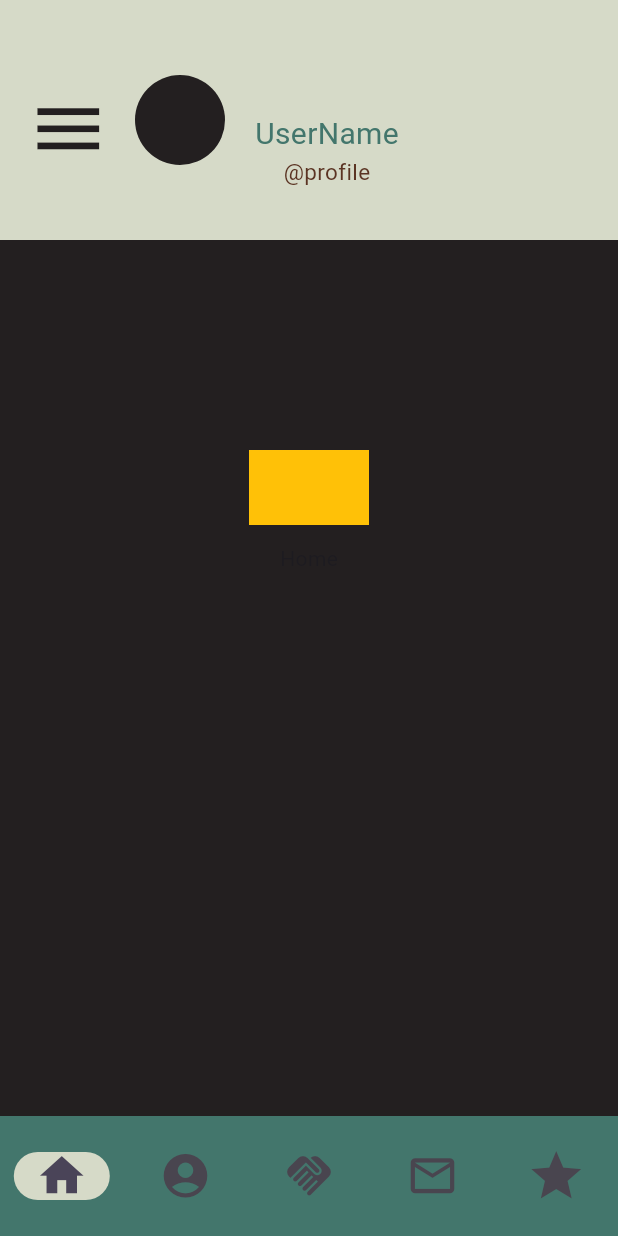
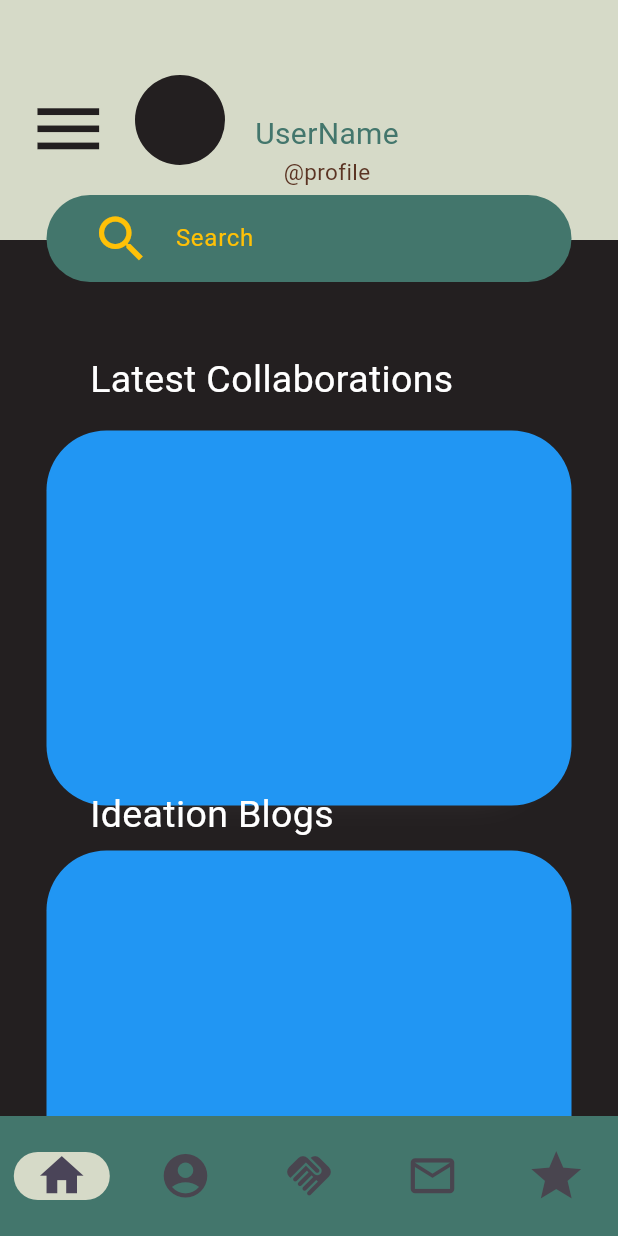
Before and after one commit to ARTISTART367/Collaborations, a Flutter app: the MyRegister screen opened by its route, after a tap on the "arrow forward" icon, on a phone screen of 412 x 824 dp. Run offline on Flutter 3.47's test engine with Material 3 defaults, Android fonts, the phone set to English and light mode, and no system bars.

Commit message:
have updated home page need to do scrolable widgets in it

```diff
--- /dev/null
+++ b/lib/components/ContentCard.dart
@@ -0,0 +1,35 @@
+import 'package:flutter/material.dart';
+
+class ContentCard extends StatelessWidget {
+  get kShadowColor => null;
+
+  @override
+  Widget build(BuildContext context) {
+    double screenWidth = MediaQuery.of(context).size.width;
+
+    return Center(child:Container(
+      margin: EdgeInsets.only(),
+        decoration: BoxDecoration(
+          borderRadius: BorderRadius.circular(40),
+        color: Colors.blue,
+        boxShadow: [
+              BoxShadow(
+                offset: Offset(0, 17),
+                blurRadius: 17,
+                spreadRadius: -23,
+                color: Colors.white10,
+
+
+                ),
+              ],
+            ),
+          height: 250,
+          width: 350,
+          child: Scaffold(
+            backgroundColor: Colors.transparent,
+
+          ),
+
+    ),);
+  }
+}
--- a/lib/components/bottom_nav_bar.dart
+++ b/lib/components/bottom_nav_bar.dart
@@ -26,7 +26,7 @@ class _nav extends State<Bottom_nav> {
               switch(index){
                 case 0: Navigator.pushNamed(context, 'home');
                 break;
-                case 1: Navigator.pushNamed(context, 'home');
+                case 1: Navigator.pushNamed(context, 'profile');
                 break;
                 case 2: Navigator.pushNamed(context, 'home');
                 break;
@@ -63,7 +63,7 @@ class _nav extends State<Bottom_nav> {
                 icon: Icon(Icons.star_purple500_outlined,size:40,), label: 'Ranking'),
           ],
         ),
-        body: const Center(child: Text('Home')),
+        body: const Center(child: Text('')),
       ),
     );
   }
--- a/lib/main.dart
+++ b/lib/main.dart
@@ -1,8 +1,10 @@
 import 'package:flutter/material.dart';
+import 'package:gdsc_sol_challenge_00/pages/profile.dart';
 import 'pages/login.dart';
 import 'pages/register.dart';
 import 'pages/Home.dart';
 import 'pages/Ranking.dart';
+import 'pages/profile.dart';
 
 void main() {
   runApp(MaterialApp(
@@ -13,6 +15,7 @@ void main() {
       'login': (context) => MyLogin(),
       'home':(context)=> HomeScreen(),
       'ranking':(context)=>MyRank(),
+      'profile':(context)=>Profile(),
     },
   ));
 }
--- a/lib/pages/Home.dart
+++ b/lib/pages/Home.dart
@@ -3,11 +3,16 @@ import 'package:flutter/material.dart';
 import '../components/bottom_nav_bar.dart' as bottomNav;
 import '../widgets/search_bar.dart' as search;
 import '../components/user_top.dart'as topProfile;
+import '../components/ContentCard.dart'as cc;
+
+
 
 class HomeScreen extends StatelessWidget {
+
   @override
   Widget build(BuildContext context) {
     double screenWidth = MediaQuery.of(context).size.width;
+
     return Container(
       child: Scaffold(
         backgroundColor: const Color(0xff231F20),
@@ -17,21 +22,37 @@ class HomeScreen extends StatelessWidget {
             children: [
               topProfile.User_top(),
               Container(
-                child: Column(
+                child: const Column(
                   children: [
                     Padding(
-                        padding: EdgeInsets.only(top: 300),
+                        padding: EdgeInsets.only(top: 100),
                       child: Center(
-                          child:Container(
-                            color: Colors.amber,
-                            height: 50,
-                            width: 80,
+                            child:Center(child: search.SearchBar(),
+                            ),
 
-                        ))),
+                        )),
                   ],
                 ),
               ),
-              bottomNav.Bottom_nav(),
+              cc.ContentCard(),
+              Container(
+                margin: EdgeInsets.only(left: 60,top:235),
+                child: const Text('Latest Collaborations',
+                    style: TextStyle(color: Colors.white,
+                    fontSize: 25,
+                   ), ),),
+              Container(
+                margin: EdgeInsets.only(left: 60,top:525),
+                child: const Text('Ideation Blogs',
+                  style: TextStyle(color: Colors.white,
+                    fontSize: 25,
+                  ), ),),
+
+                Container(
+                  margin:  EdgeInsets.only(top:560),
+                  child:cc.ContentCard(),),
+
+                bottomNav.Bottom_nav(),
 
             ],
           ),
--- /dev/null
+++ b/lib/pages/profile.dart
@@ -0,0 +1,36 @@
+import 'package:flutter/cupertino.dart';
+import 'package:flutter/material.dart';
+import 'package:flutter/widgets.dart';
+import '../components/user_top.dart'as topProfile;
+import '../components/bottom_nav_bar.dart' as bottomNav;
+class Profile extends StatelessWidget {
+
+  @override
+  Widget build(BuildContext context) {
+    double screenWidth = MediaQuery.of(context).size.width;
+
+    return Container(
+        child: Scaffold(
+        backgroundColor: const Color(0xff231F20),
+        body: Scaffold(
+        backgroundColor: Colors.transparent,
+        body: Stack(
+        children: [
+          Container(
+            child:Column(
+              children:[
+                topProfile.User_top(),
+                Row(children: [
+                  Text('Ranking')
+                ],)
+            ],
+            ),
+          ),
+          bottomNav.Bottom_nav(),
+        ],
+        ),
+        ),
+        ),
+    );
+  }
+}
--- a/lib/pages/register.dart
+++ b/lib/pages/register.dart
@@ -43,7 +43,7 @@ class _MyRegisterState extends State<MyRegister> {
                         children: [
                           Row(
                             children: [
-                              Icon(
+                              const Icon(
                                 // radius: 30,
                                 // backgroundColor: Color(0xff43766C),
                                 Icons.account_circle,
@@ -75,7 +75,7 @@ class _MyRegisterState extends State<MyRegister> {
 
                           Row(
                             children: [
-                              CircleAvatar(
+                              const CircleAvatar(
                                 radius: 30,
                                 backgroundColor: Color(0xffD6DAC8),
                                 child: Icon(
@@ -109,7 +109,7 @@ class _MyRegisterState extends State<MyRegister> {
 
                           Row(
                             children: [
-                              CircleAvatar(
+                              const CircleAvatar(
                                 radius: 30,
                                 backgroundColor: Color(0xffD6DAC8),
                                 child: Icon(
@@ -141,7 +141,7 @@ class _MyRegisterState extends State<MyRegister> {
                             height:20,
                           ),
                           InkWell(
-                            onTap: () {}, // Handle your callback
+                            onTap: () {  Navigator.pushNamed(context, 'home');}, // Handle your callback
                             child:
                             Container(
                               decoration: BoxDecoration(
@@ -196,7 +196,7 @@ class _MyRegisterState extends State<MyRegister> {
                                 onPressed: () {
                                   Navigator.pushNamed(context, 'login');
                                 },
-                                child: Text(
+                                child: const Text(
                                   'Sign In',
                                   textAlign: TextAlign.left,
                                   style: TextStyle(
--- a/lib/widgets/search_bar.dart
+++ b/lib/widgets/search_bar.dart
@@ -2,24 +2,29 @@ import 'package:flutter/material.dart';
 // import 'package:flutter_svg/flutter_svg.dart';
 
 class SearchBar extends StatelessWidget {
-  const SearchBar({
-    required Key key,
-  }) : super(key: key);
+  const SearchBar() : super();
+//   {
+//   required Key key,
+// }
 
   @override
   Widget build(BuildContext context) {
     return Container(
+      width: 350,
       margin: EdgeInsets.symmetric(vertical: 30),
       padding: EdgeInsets.symmetric(horizontal: 30, vertical: 5),
       decoration: BoxDecoration(
-        color: Colors.white,
+        color: Color(0xff43766C),
         borderRadius: BorderRadius.circular(29.5),
       ),
-      child: TextField(
+      child: const TextField(
+        style: TextStyle(
+          color:const Color(0xff231F20),),
         decoration: InputDecoration(
+          hintStyle:TextStyle( color:Colors.amber,),
           hintText: "Search",
           // Uncomment the line below if you import flutter_svg
-          // icon: SvgPicture.asset("assets/icons/search.svg"),
+          icon: Icon(Icons.search, size:40,color: Colors.amber,),
           border: InputBorder.none,
         ),
       ),
```
